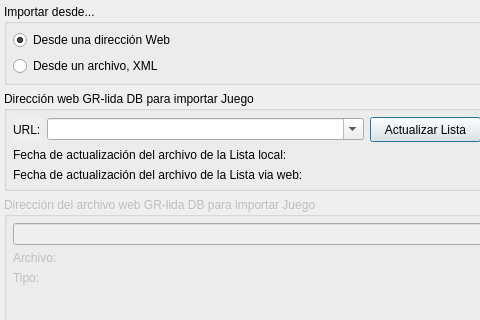
Above: ui/importar_juego.ui from Monthy/gr-lida before the change; both pictures show x 0 to 480 and y 0 to 320 of the 574 by 462 pixel window. Below: the same form after it.
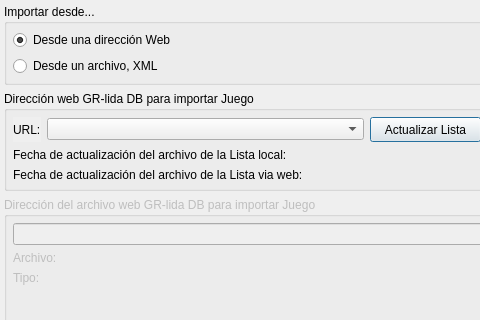
That is the form after the change. Icons and pictures are not drawn.

Diff of the .ui file:
```diff
--- a/ui/importar_juego.ui
+++ b/ui/importar_juego.ui
@@ -145,7 +145,7 @@
                </sizepolicy>
               </property>
               <property name="editable" >
-               <bool>true</bool>
+               <bool>false</bool>
               </property>
              </widget>
             </item>
```
Left out of the diff: 199 changed lines with no effect on the pictures.
